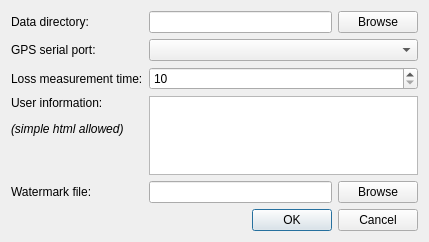
This is app/wndsettings.ui in milyges/OpenDyno as Qt 5 draws it before an edit. The edited form follows.
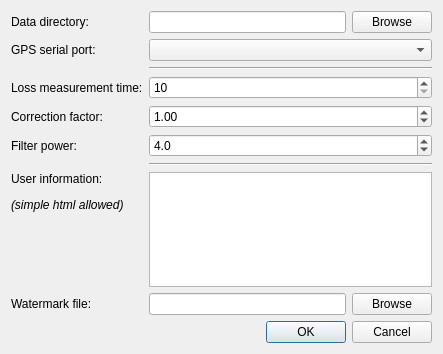
This is the edited form.

What changed in the file:
```diff
--- a/app/wndsettings.ui
+++ b/app/wndsettings.ui
@@ -6,8 +6,8 @@
    <rect>
     <x>0</x>
     <y>0</y>
-    <width>429</width>
-    <height>242</height>
+    <width>443</width>
+    <height>354</height>
    </rect>
   </property>
   <property name="windowTitle">
@@ -45,14 +45,21 @@
    <item row="1" column="1">
     <widget class="QComboBox" name="cbGpsPort"/>
    </item>
-   <item row="2" column="0">
+   <item row="2" column="1">
+    <widget class="Line" name="line">
+     <property name="orientation">
+      <enum>Qt::Horizontal</enum>
+     </property>
+    </widget>
+   </item>
+   <item row="3" column="0">
     <widget class="QLabel" name="label_3">
      <property name="text">
       <string>Loss measurement time:</string>
      </property>
     </widget>
    </item>
-   <item row="2" column="1">
+   <item row="3" column="1">
     <widget class="QSpinBox" name="sbLossTime">
      <property name="minimum">
       <number>10</number>
@@ -62,27 +69,77 @@
      </property>
     </widget>
    </item>
-   <item row="3" column="0">
-    <widget class="QLabel" name="label_4">
-     <property name="text">
-      <string>&lt;html&gt;&lt;head/&gt;&lt;body&gt;&lt;p&gt;User information:&lt;/p&gt;&lt;p&gt;&lt;span style=&quot; font-style:italic;&quot;&gt;(simple html allowed)&lt;/span&gt;&lt;/p&gt;&lt;/body&gt;&lt;/html&gt;</string>
-     </property>
-     <property name="alignment">
-      <set>Qt::AlignLeading|Qt::AlignLeft|Qt::AlignTop</set>
-     </property>
-    </widget>
-   </item>
-   <item row="3" column="1">
-    <widget class="QPlainTextEdit" name="pteUserInfo"/>
-   </item>
    <item row="4" column="0">
+    <widget class="QLabel" name="label_6">
+     <property name="text">
+      <string>Correction factor:</string>
+     </property>
+    </widget>
+   </item>
+   <item row="4" column="1">
+    <widget class="QDoubleSpinBox" name="dsbCorrectionFactor">
+     <property name="minimum">
+      <double>0.500000000000000</double>
+     </property>
+     <property name="maximum">
+      <double>1.500000000000000</double>
+     </property>
+     <property name="singleStep">
+      <double>0.010000000000000</double>
+     </property>
+     <property name="value">
+      <double>1.000000000000000</double>
+     </property>
+    </widget>
+   </item>
+   <item row="5" column="0">
+    <widget class="QLabel" name="label_7">
+     <property name="text">
+      <string>Filter power:</string>
+     </property>
+    </widget>
+   </item>
+   <item row="5" column="1">
+    <widget class="QDoubleSpinBox" name="dsbFilterPower">
+     <property name="decimals">
+      <number>1</number>
+     </property>
+     <property name="minimum">
+      <double>0.500000000000000</double>
+     </property>
+     <property name="maximum">
+      <double>10.000000000000000</double>
+     </property>
+     <property name="value">
+      <double>4.000000000000000</double>
+     </property>
+    </widget>
+   </item>
+   <item row="6" column="0">
+    <widget class="Line" name="line_3">
+     <property name="orientation">
+      <enum>Qt::Horizontal</enum>
+     </property>
+    </widget>
+   </item>
+   <item row="6" column="1">
+    <widget class="Line" name="line_2">
+     <property name="orientation">
+      <enum>Qt::Horizontal</enum>
+     </property>
+    </widget>
+   </item>
+   <item row="7" column="1">
+    <widget class="QPlainTextEdit" name="pteUserInfo"/>
+   </item>
+   <item row="8" column="0">
     <widget class="QLabel" name="label_5">
      <property name="text">
       <string>Watermark file:</string>
      </property>
     </widget>
    </item>
-   <item row="4" column="1">
+   <item row="8" column="1">
     <layout class="QHBoxLayout" name="horizontalLayout_2">
      <item>
       <widget class="QLineEdit" name="leWatermark"/>
@@ -96,7 +153,7 @@
      </item>
     </layout>
    </item>
-   <item row="5" column="0" colspan="2">
+   <item row="9" column="0" colspan="2">
     <widget class="QDialogButtonBox" name="buttonBox">
      <property name="orientation">
       <enum>Qt::Horizontal</enum>
@@ -106,6 +163,16 @@
      </property>
     </widget>
    </item>
+   <item row="7" column="0">
+    <widget class="QLabel" name="label_4">
+     <property name="text">
+      <string>&lt;html&gt;&lt;head/&gt;&lt;body&gt;&lt;p&gt;User information:&lt;/p&gt;&lt;p&gt;&lt;span style=&quot; font-style:italic;&quot;&gt;(simple html allowed)&lt;/span&gt;&lt;/p&gt;&lt;/body&gt;&lt;/html&gt;</string>
+     </property>
+     <property name="alignment">
+      <set>Qt::AlignLeading|Qt::AlignLeft|Qt::AlignTop</set>
+     </property>
+    </widget>
+   </item>
   </layout>
  </widget>
  <resources/>
```
